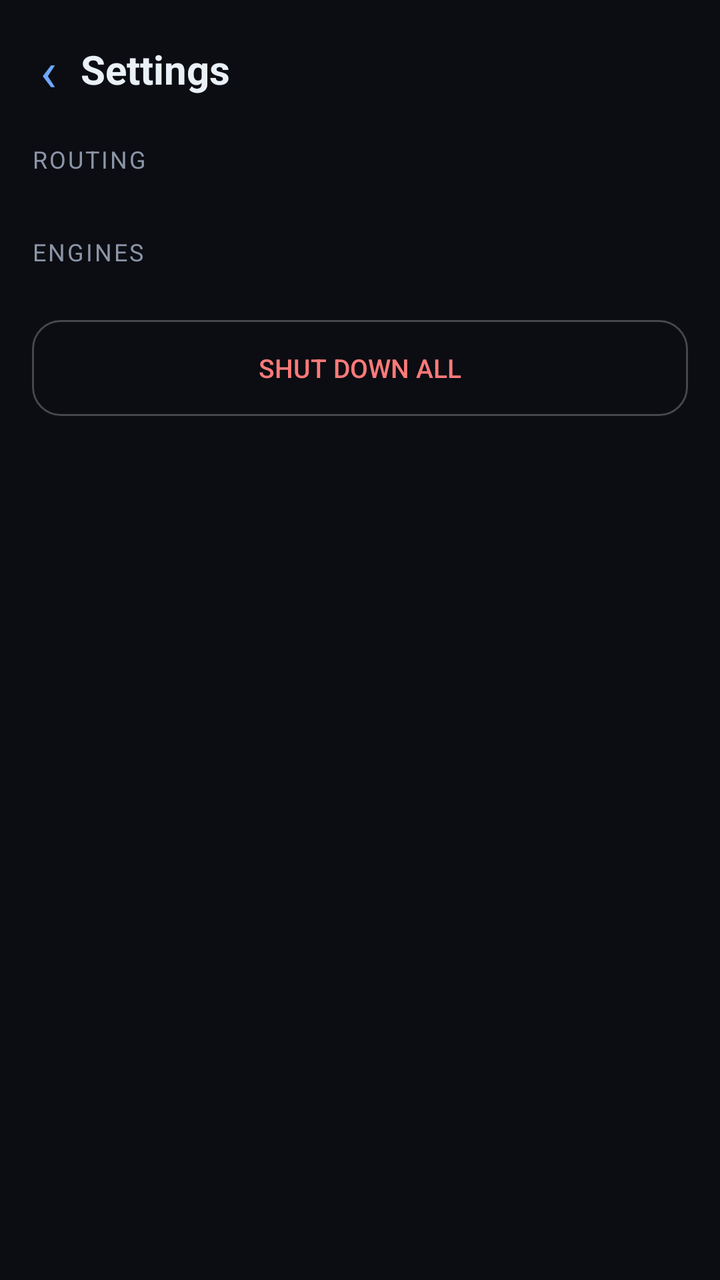
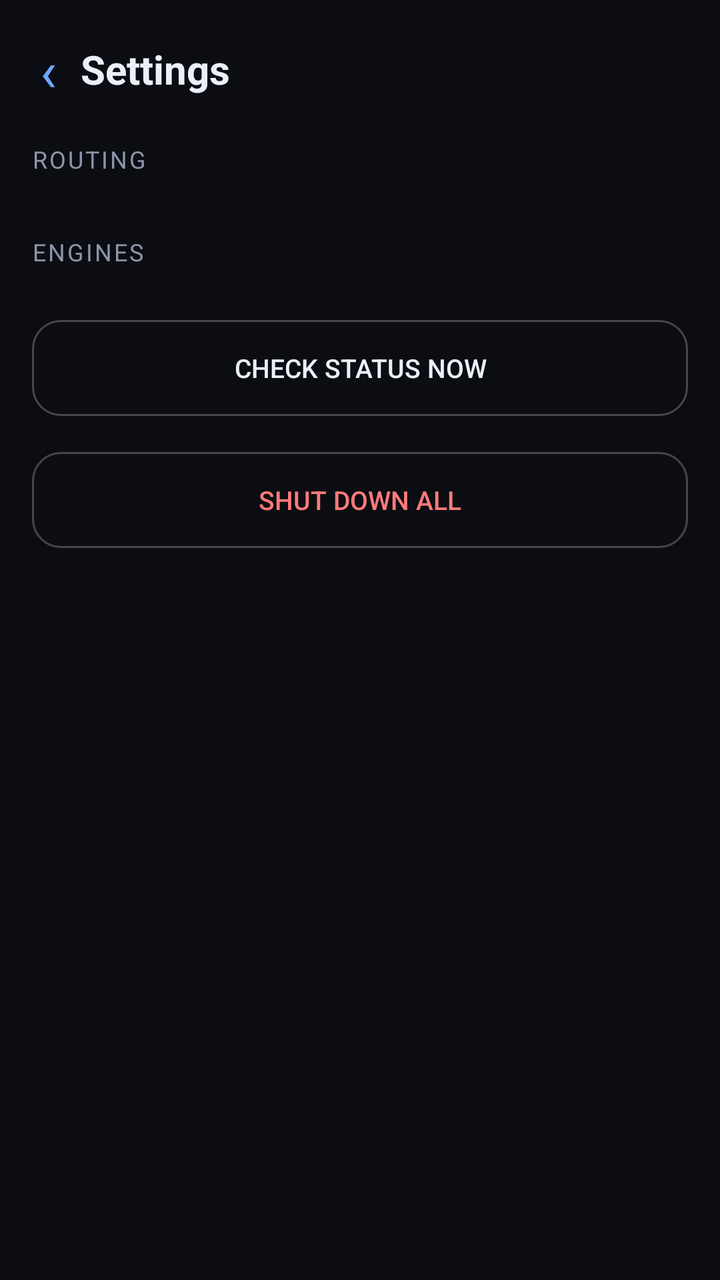

Compare the two renders of this Android layout. The source of the first and the diff that turns it into the second are given below.
<!-- AndroidManifest.xml: application theme Theme.Aether -->
<!-- res/layout/activity_settings.xml -->
<?xml version="1.0" encoding="utf-8"?>
<ScrollView xmlns:android="http://schemas.android.com/apk/res/android"
    android:layout_width="match_parent" android:layout_height="match_parent"
    android:background="@color/aether_bg">
    <LinearLayout android:layout_width="match_parent" android:layout_height="wrap_content"
        android:orientation="vertical" android:padding="16dp">

        <LinearLayout android:layout_width="match_parent" android:layout_height="wrap_content"
            android:orientation="horizontal" android:gravity="center_vertical">
            <TextView android:id="@+id/back_btn" android:layout_width="wrap_content"
                android:layout_height="wrap_content" android:text="‹"
                android:textColor="@color/aether_accent" android:textSize="28sp"
                android:paddingRight="12dp" android:paddingLeft="4dp"
                android:contentDescription="@string/back" />
            <TextView android:layout_width="0dp" android:layout_height="wrap_content"
                android:layout_weight="1" android:text="@string/settings"
                android:textColor="@color/aether_fg" android:textSize="20sp"
                android:textStyle="bold" />
        </LinearLayout>

        <TextView android:layout_width="match_parent" android:layout_height="wrap_content"
            android:layout_marginTop="18dp" android:text="@string/routing"
            android:textColor="@color/aether_muted" android:textSize="12sp"
            android:textAllCaps="true" android:letterSpacing="0.08" />
        <LinearLayout android:id="@+id/routing_rows" android:layout_width="match_parent"
            android:layout_height="wrap_content" android:orientation="vertical"
            android:layout_marginTop="8dp" />

        <TextView android:layout_width="match_parent" android:layout_height="wrap_content"
            android:layout_marginTop="22dp" android:text="@string/engines"
            android:textColor="@color/aether_muted" android:textSize="12sp"
            android:textAllCaps="true" android:letterSpacing="0.08" />
        <LinearLayout android:id="@+id/engine_rows" android:layout_width="match_parent"
            android:layout_height="wrap_content" android:orientation="vertical"
            android:layout_marginTop="8dp" />

        <Button android:id="@+id/off_all" android:layout_width="match_parent"
            android:layout_height="wrap_content" android:layout_marginTop="18dp"
            android:background="@drawable/bg_pill_ghost" android:text="@string/shut_down_all"
            android:textColor="@color/aether_error" android:textSize="13sp" />

        <TextView android:id="@+id/settings_note" android:layout_width="match_parent"
            android:layout_height="wrap_content" android:layout_marginTop="16dp"
            android:textColor="@color/aether_dim" android:textSize="11sp"
            android:lineSpacingExtra="3dp" />
    </LinearLayout>
</ScrollView>
<!-- resources referenced by this layout -->
<resources>
  <color name="aether_accent">#6EA8FF</color>
  <color name="aether_bg">#0B0D12</color>
  <color name="aether_dim">#6B7484</color>
  <color name="aether_error">#FF7A7A</color>
  <color name="aether_fg">#EAF0F8</color>
  <color name="aether_muted">#8B95A7</color>
  <!-- drawable bg_pill_ghost (drawable) -->
  <?xml version="1.0" encoding="utf-8"?>
  <shape xmlns:android="http://schemas.android.com/apk/res/android" android:shape="rectangle">
      <solid android:color="@android:color/transparent" />
      <stroke android:width="1dp" android:color="@color/aether_ghost_border" />
      <corners android:radius="14dp" />
  </shape>
  <string name="back">Back</string>
  <string name="engines">Engines</string>
  <string name="routing">Routing</string>
  <string name="settings">Settings</string>
  <string name="shut_down_all">Shut down all</string>
  <style name="Theme.Aether" parent="Theme.AppCompat.NoActionBar">
          <item name="android:windowBackground">@color/aether_bg</item>
          <item name="android:statusBarColor">@color/aether_bg</item>
          <item name="android:navigationBarColor">@color/aether_bg</item>
          <item name="android:textColorPrimary">@color/aether_fg</item>
          <item name="android:colorAccent">@color/aether_accent</item>
      </style>
  <color name="aether_ghost_border">#3DFFFFFF</color>
</resources>

<!-- the commit's change to res/layout/activity_settings.xml (unified diff, before → after) -->
@@ -34,6 +34,11 @@
             android:layout_height="wrap_content" android:orientation="vertical"
             android:layout_marginTop="8dp" />
 
+        <Button android:id="@+id/check_now" android:layout_width="match_parent"
+            android:layout_height="wrap_content" android:layout_marginTop="18dp"
+            android:background="@drawable/bg_pill_ghost" android:text="@string/check_now"
+            android:textColor="@color/aether_fg" android:textSize="13sp" />
+
         <Button android:id="@+id/off_all" android:layout_width="match_parent"
             android:layout_height="wrap_content" android:layout_marginTop="18dp"
             android:background="@drawable/bg_pill_ghost" android:text="@string/shut_down_all"
<!-- resource entries referenced after the edit -->
@@ -14,6 +14,7 @@
       <corners android:radius="14dp" />
   </shape>
   <string name="back">Back</string>
+  <string name="check_now">Check status now</string>
   <string name="engines">Engines</string>
   <string name="routing">Routing</string>
   <string name="settings">Settings</string>
